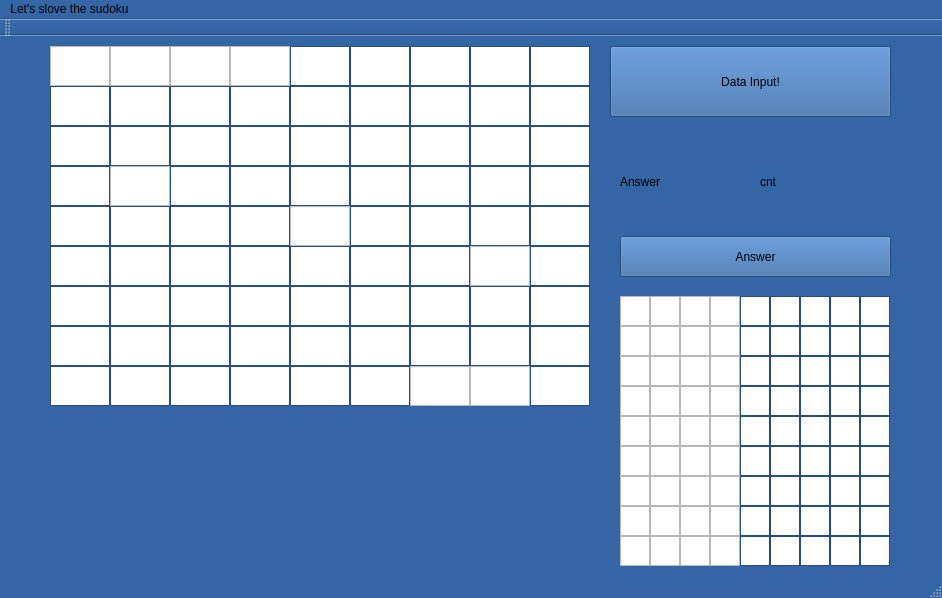
This is anothergui/gui/mainwindow.ui in fastz123/EmbededSW_Proj as Qt 5 draws it before an edit. The edited form follows.
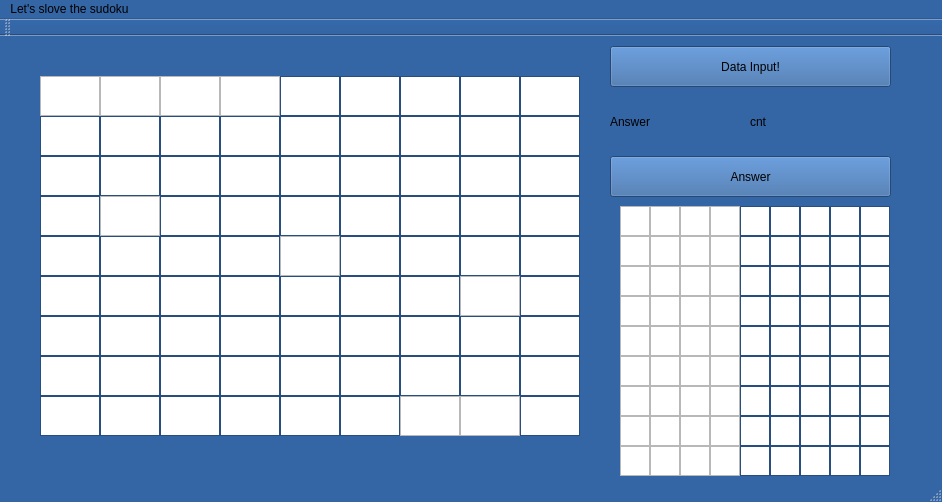
This is the edited form.

Commit message: add sudoku data on ui

Patch:
```diff
--- a/anothergui/gui/mainwindow.ui
+++ b/anothergui/gui/mainwindow.ui
@@ -7,7 +7,7 @@
     <x>0</x>
     <y>0</y>
     <width>942</width>
-    <height>598</height>
+    <height>502</height>
    </rect>
   </property>
   <property name="palette">
@@ -432,8 +432,8 @@
    <widget class="QTextEdit" name="textEdit_15">
     <property name="geometry">
      <rect>
-      <x>350</x>
-      <y>50</y>
+      <x>340</x>
+      <y>80</y>
       <width>60</width>
       <height>40</height>
      </rect>
@@ -442,8 +442,8 @@
    <widget class="QTextEdit" name="textEdit_72">
     <property name="geometry">
      <rect>
-      <x>530</x>
-      <y>290</y>
+      <x>520</x>
+      <y>320</y>
       <width>60</width>
       <height>40</height>
      </rect>
@@ -452,8 +452,8 @@
    <widget class="QTextEdit" name="textEdit_26">
     <property name="geometry">
      <rect>
-      <x>470</x>
-      <y>90</y>
+      <x>460</x>
+      <y>120</y>
       <width>60</width>
       <height>40</height>
      </rect>
@@ -463,7 +463,7 @@
     <property name="geometry">
      <rect>
       <x>860</x>
-      <y>350</y>
+      <y>260</y>
       <width>30</width>
       <height>30</height>
      </rect>
@@ -472,8 +472,8 @@
    <widget class="QTextEdit" name="textEdit_61">
     <property name="geometry">
      <rect>
-      <x>410</x>
-      <y>250</y>
+      <x>400</x>
+      <y>280</y>
       <width>60</width>
       <height>40</height>
      </rect>
@@ -483,7 +483,7 @@
     <property name="geometry">
      <rect>
       <x>740</x>
-      <y>410</y>
+      <y>320</y>
       <width>30</width>
       <height>30</height>
      </rect>
@@ -492,8 +492,8 @@
    <widget class="QTextEdit" name="textEdit_30">
     <property name="geometry">
      <rect>
-      <x>170</x>
-      <y>130</y>
+      <x>160</x>
+      <y>160</y>
       <width>60</width>
       <height>40</height>
      </rect>
@@ -503,7 +503,7 @@
     <property name="geometry">
      <rect>
       <x>830</x>
-      <y>440</y>
+      <y>350</y>
       <width>30</width>
       <height>30</height>
      </rect>
@@ -512,8 +512,8 @@
    <widget class="QTextEdit" name="textEdit_51">
     <property name="geometry">
      <rect>
-      <x>350</x>
-      <y>210</y>
+      <x>340</x>
+      <y>240</y>
       <width>60</width>
       <height>40</height>
      </rect>
@@ -523,7 +523,7 @@
     <property name="geometry">
      <rect>
       <x>710</x>
-      <y>410</y>
+      <y>320</y>
       <width>30</width>
       <height>30</height>
      </rect>
@@ -539,8 +539,8 @@
    <widget class="QTextEdit" name="textEdit_6">
     <property name="geometry">
      <rect>
-      <x>350</x>
-      <y>10</y>
+      <x>340</x>
+      <y>40</y>
       <width>60</width>
       <height>40</height>
      </rect>
@@ -550,7 +550,7 @@
     <property name="geometry">
      <rect>
       <x>860</x>
-      <y>380</y>
+      <y>290</y>
       <width>30</width>
       <height>30</height>
      </rect>
@@ -559,8 +559,8 @@
    <widget class="QTextEdit" name="textEdit_12">
     <property name="geometry">
      <rect>
-      <x>170</x>
-      <y>50</y>
+      <x>160</x>
+      <y>80</y>
       <width>60</width>
       <height>40</height>
      </rect>
@@ -570,7 +570,7 @@
     <property name="geometry">
      <rect>
       <x>680</x>
-      <y>260</y>
+      <y>170</y>
       <width>30</width>
       <height>30</height>
      </rect>
@@ -583,7 +583,7 @@
     <property name="geometry">
      <rect>
       <x>800</x>
-      <y>380</y>
+      <y>290</y>
       <width>30</width>
       <height>30</height>
      </rect>
@@ -592,8 +592,8 @@
    <widget class="QTextEdit" name="textEdit_54">
     <property name="geometry">
      <rect>
-      <x>530</x>
-      <y>210</y>
+      <x>520</x>
+      <y>240</y>
       <width>60</width>
       <height>40</height>
      </rect>
@@ -602,8 +602,8 @@
    <widget class="QTextEdit" name="textEdit_67">
     <property name="geometry">
      <rect>
-      <x>230</x>
-      <y>290</y>
+      <x>220</x>
+      <y>320</y>
       <width>60</width>
       <height>40</height>
      </rect>
@@ -613,7 +613,7 @@
     <property name="geometry">
      <rect>
       <x>770</x>
-      <y>260</y>
+      <y>170</y>
       <width>30</width>
       <height>30</height>
      </rect>
@@ -622,8 +622,8 @@
    <widget class="QTextEdit" name="textEdit_19">
     <property name="geometry">
      <rect>
-      <x>50</x>
-      <y>90</y>
+      <x>40</x>
+      <y>120</y>
       <width>60</width>
       <height>40</height>
      </rect>
@@ -632,9 +632,9 @@
    <widget class="QPushButton" name="pushButton">
     <property name="geometry">
      <rect>
-      <x>620</x>
-      <y>200</y>
-      <width>271</width>
+      <x>610</x>
+      <y>120</y>
+      <width>281</width>
       <height>41</height>
      </rect>
     </property>
@@ -646,7 +646,7 @@
     <property name="geometry">
      <rect>
       <x>740</x>
-      <y>500</y>
+      <y>410</y>
       <width>30</width>
       <height>30</height>
      </rect>
@@ -656,7 +656,7 @@
     <property name="geometry">
      <rect>
       <x>620</x>
-      <y>350</y>
+      <y>260</y>
       <width>30</width>
       <height>30</height>
      </rect>
@@ -669,7 +669,7 @@
     <property name="geometry">
      <rect>
       <x>740</x>
-      <y>470</y>
+      <y>380</y>
       <width>30</width>
       <height>30</height>
      </rect>
@@ -678,8 +678,8 @@
    <widget class="QTextEdit" name="textEdit_63">
     <property name="geometry">
      <rect>
-      <x>530</x>
-      <y>250</y>
+      <x>520</x>
+      <y>280</y>
       <width>60</width>
       <height>40</height>
      </rect>
@@ -688,8 +688,8 @@
    <widget class="QTextEdit" name="textEdit_65">
     <property name="geometry">
      <rect>
-      <x>110</x>
-      <y>290</y>
+      <x>100</x>
+      <y>320</y>
       <width>60</width>
       <height>40</height>
      </rect>
@@ -698,8 +698,8 @@
    <widget class="QTextEdit" name="textEdit_55">
     <property name="geometry">
      <rect>
-      <x>50</x>
-      <y>250</y>
+      <x>40</x>
+      <y>280</y>
       <width>60</width>
       <height>40</height>
      </rect>
@@ -708,8 +708,8 @@
    <widget class="QTextEdit" name="textEdit_11">
     <property name="geometry">
      <rect>
-      <x>110</x>
-      <y>50</y>
+      <x>100</x>
+      <y>80</y>
       <width>60</width>
       <height>40</height>
      </rect>
@@ -725,8 +725,8 @@
    <widget class="QTextEdit" name="textEdit_43">
     <property name="geometry">
      <rect>
-      <x>410</x>
-      <y>170</y>
+      <x>400</x>
+      <y>200</y>
       <width>60</width>
       <height>40</height>
      </rect>
@@ -735,8 +735,8 @@
    <widget class="QTextEdit" name="textEdit_2">
     <property name="geometry">
      <rect>
-      <x>110</x>
-      <y>10</y>
+      <x>100</x>
+      <y>40</y>
       <width>60</width>
       <height>40</height>
      </rect>
@@ -748,8 +748,8 @@
    <widget class="QLabel" name="Answerlabel">
     <property name="geometry">
      <rect>
-      <x>620</x>
-      <y>110</y>
+      <x>610</x>
+      <y>50</y>
       <width>141</width>
       <height>71</height>
      </rect>
@@ -761,8 +761,8 @@
    <widget class="QTextEdit" name="textEdit_47">
     <property name="geometry">
      <rect>
-      <x>110</x>
-      <y>210</y>
+      <x>100</x>
+      <y>240</y>
       <width>60</width>
       <height>40</height>
      </rect>
@@ -771,8 +771,8 @@
    <widget class="QTextEdit" name="textEdit_38">
     <property name="geometry">
      <rect>
-      <x>110</x>
-      <y>170</y>
+      <x>100</x>
+      <y>200</y>
       <width>60</width>
       <height>40</height>
      </rect>
@@ -782,7 +782,7 @@
     <property name="geometry">
      <rect>
       <x>800</x>
-      <y>500</y>
+      <y>410</y>
       <width>30</width>
       <height>30</height>
      </rect>
@@ -792,7 +792,7 @@
     <property name="geometry">
      <rect>
       <x>710</x>
-      <y>440</y>
+      <y>350</y>
       <width>30</width>
       <height>30</height>
      </rect>
@@ -809,7 +809,7 @@
     <property name="geometry">
      <rect>
       <x>650</x>
-      <y>320</y>
+      <y>230</y>
       <width>30</width>
       <height>30</height>
      </rect>
@@ -822,7 +822,7 @@
     <property name="geometry">
      <rect>
       <x>770</x>
-      <y>440</y>
+      <y>350</y>
       <width>30</width>
       <height>30</height>
      </rect>
@@ -831,8 +831,8 @@
    <widget class="QTextEdit" name="textEdit_13">
     <property name="geometry">
      <rect>
-      <x>230</x>
-      <y>50</y>
+      <x>220</x>
+      <y>80</y>
       <width>60</width>
       <height>40</height>
      </rect>
@@ -842,7 +842,7 @@
     <property name="geometry">
      <rect>
       <x>740</x>
-      <y>440</y>
+      <y>350</y>
       <width>30</width>
       <height>30</height>
      </rect>
@@ -851,8 +851,8 @@
    <widget class="QTextEdit" name="textEdit_34">
     <property name="geometry">
      <rect>
-      <x>410</x>
-      <y>130</y>
+      <x>400</x>
+      <y>160</y>
       <width>60</width>
       <height>40</height>
      </rect>
@@ -862,7 +862,7 @@
     <property name="geometry">
      <rect>
       <x>740</x>
-      <y>350</y>
+      <y>260</y>
       <width>30</width>
       <height>30</height>
      </rect>
@@ -872,7 +872,7 @@
     <property name="geometry">
      <rect>
       <x>860</x>
-      <y>500</y>
+      <y>410</y>
       <width>30</width>
       <height>30</height>
      </rect>
@@ -882,7 +882,7 @@
     <property name="geometry">
      <rect>
       <x>800</x>
-      <y>290</y>
+      <y>200</y>
       <width>30</width>
       <height>30</height>
      </rect>
@@ -891,8 +891,8 @@
    <widget class="QTextEdit" name="textEdit_79">
     <property name="geometry">
      <rect>
-      <x>410</x>
-      <y>330</y>
+      <x>400</x>
+      <y>360</y>
       <width>60</width>
       <height>40</height>
      </rect>
@@ -905,7 +905,7 @@
     <property name="geometry">
      <rect>
       <x>650</x>
-      <y>410</y>
+      <y>320</y>
       <width>30</width>
       <height>30</height>
      </rect>
@@ -917,8 +917,8 @@
    <widget class="QTextEdit" name="textEdit_59">
     <property name="geometry">
      <rect>
-      <x>290</x>
-      <y>250</y>
+      <x>280</x>
+      <y>280</y>
       <width>60</width>
       <height>40</height>
      </rect>
@@ -927,8 +927,8 @@
    <widget class="QTextEdit" name="textEdit_74">
     <property name="geometry">
      <rect>
-      <x>110</x>
-      <y>330</y>
+      <x>100</x>
+      <y>360</y>
       <width>60</width>
       <height>40</height>
      </rect>
@@ -938,7 +938,7 @@
     <property name="geometry">
      <rect>
       <x>740</x>
-      <y>290</y>
+      <y>200</y>
       <width>30</width>
       <height>30</height>
      </rect>
@@ -947,8 +947,8 @@
    <widget class="QTextEdit" name="textEdit_57">
     <property name="geometry">
      <rect>
-      <x>170</x>
-      <y>250</y>
+      <x>160</x>
+      <y>280</y>
       <width>60</width>
       <height>40</height>
      </rect>
@@ -958,7 +958,7 @@
     <property name="geometry">
      <rect>
       <x>650</x>
-      <y>380</y>
+      <y>290</y>
       <width>30</width>
       <height>30</height>
      </rect>
@@ -970,8 +970,8 @@
    <widget class="QTextEdit" name="textEdit_46">
     <property name="geometry">
      <rect>
-      <x>50</x>
-      <y>210</y>
+      <x>40</x>
+      <y>240</y>
       <width>60</width>
       <height>40</height>
      </rect>
@@ -981,7 +981,7 @@
     <property name="geometry">
      <rect>
       <x>620</x>
-      <y>320</y>
+      <y>230</y>
       <width>30</width>
       <height>30</height>
      </rect>
@@ -994,7 +994,7 @@
     <property name="geometry">
      <rect>
       <x>770</x>
-      <y>290</y>
+      <y>200</y>
       <width>30</width>
       <height>30</height>
      </rect>
@@ -1004,7 +1004,7 @@
     <property name="geometry">
      <rect>
       <x>830</x>
-      <y>350</y>
+      <y>260</y>
       <width>30</width>
       <height>30</height>
      </rect>
@@ -1013,8 +1013,8 @@
    <widget class="QTextEdit" name="textEdit_9">
     <property name="geometry">
      <rect>
-      <x>530</x>
-      <y>10</y>
+      <x>520</x>
+      <y>40</y>
       <width>60</width>
       <height>40</height>
      </rect>
@@ -1023,8 +1023,8 @@
    <widget class="QTextEdit" name="textEdit_66">
     <property name="geometry">
      <rect>
-      <x>170</x>
-      <y>290</y>
+      <x>160</x>
+      <y>320</y>
       <width>60</width>
       <height>40</height>
      </rect>
@@ -1034,7 +1034,7 @@
     <property name="geometry">
      <rect>
       <x>680</x>
-      <y>410</y>
+      <y>320</y>
       <width>30</width>
       <height>30</height>
      </rect>
@@ -1046,8 +1046,8 @@
    <widget class="QTextEdit" name="textEdit_44">
     <property name="geometry">
      <rect>
-      <x>470</x>
-      <y>170</y>
+      <x>460</x>
+      <y>200</y>
       <width>60</width>
       <height>40</height>
      </rect>
@@ -1057,7 +1057,7 @@
     <property name="geometry">
      <rect>
       <x>710</x>
-      <y>290</y>
+      <y>200</y>
       <width>30</width>
       <height>30</height>
      </rect>
@@ -1073,8 +1073,8 @@
    <widget class="QTextEdit" name="textEdit_31">
     <property name="geometry">
      <rect>
-      <x>230</x>
-      <y>130</y>
+      <x>220</x>
+      <y>160</y>
       <width>60</width>
       <height>40</height>
      </rect>
@@ -1084,7 +1084,7 @@
     <property name="geometry">
      <rect>
       <x>800</x>
-      <y>440</y>
+      <y>350</y>
       <width>30</width>
       <height>30</height>
      </rect>
@@ -1094,7 +1094,7 @@
     <property name="geometry">
      <rect>
       <x>680</x>
-      <y>320</y>
+      <y>230</y>
       <width>30</width>
       <height>30</height>
      </rect>
@@ -1107,7 +1107,7 @@
     <property name="geometry">
      <rect>
       <x>860</x>
-      <y>260</y>
+      <y>170</y>
       <width>30</width>
       <height>30</height>
      </rect>
@@ -1117,7 +1117,7 @@
     <property name="geometry">
      <rect>
       <x>830</x>
-      <y>290</y>
+      <y>200</y>
       <width>30</width>
       <height>30</height>
      </rect>
@@ -1127,7 +1127,7 @@
     <property name="geometry">
      <rect>
       <x>680</x>
-      <y>470</y>
+      <y>380</y>
       <width>30</width>
       <height>30</height>
      </rect>
@@ -1139,8 +1139,8 @@
    <widget class="QTextEdit" name="textEdit_4">
     <property name="geometry">
      <rect>
-      <x>230</x>
-      <y>10</y>
+      <x>220</x>
+      <y>40</y>
       <width>60</width>
       <height>40</height>
      </rect>
@@ -1157,7 +1157,7 @@
     <property name="geometry">
      <rect>
       <x>710</x>
-      <y>260</y>
+      <y>170</y>
       <width>30</width>
       <height>30</height>
      </rect>
@@ -1174,7 +1174,7 @@
     <property name="geometry">
      <rect>
       <x>620</x>
-      <y>500</y>
+      <y>410</y>
       <width>30</width>
       <height>30</height>
      </rect>
@@ -1186,8 +1186,8 @@
    <widget class="QTextEdit" name="textEdit_40">
     <property name="geometry">
      <rect>
-      <x>230</x>
-      <y>170</y>
+      <x>220</x>
+      <y>200</y>
       <width>60</width>
       <height>40</height>
      </rect>
@@ -1196,8 +1196,8 @@
    <widget class="QTextEdit" name="textEdit_20">
     <property name="geometry">
      <rect>
-      <x>110</x>
-      <y>90</y>
+      <x>100</x>
+      <y>120</y>
       <width>60</width>
       <height>40</height>
      </rect>
@@ -1207,7 +1207,7 @@
     <property name="geometry">
      <rect>
       <x>770</x>
-      <y>410</y>
+      <y>320</y>
       <width>30</width>
       <height>30</height>
      </rect>
@@ -1216,8 +1216,8 @@
    <widget class="QTextEdit" name="textEdit_45">
     <property name="geometry">
      <rect>
-      <x>530</x>
-      <y>170</y>
+      <x>520</x>
+      <y>200</y>
       <width>60</width>
       <height>40</height>
      </rect>
@@ -1226,8 +1226,8 @@
    <widget class="QTextEdit" name="textEdit_29">
     <property name="geometry">
      <rect>
-      <x>110</x>
-      <y>130</y>
+      <x>100</x>
+      <y>160</y>
       <width>60</width>
       <height>40</height>
      </rect>
@@ -1239,8 +1239,8 @@
    <widget class="QTextEdit" name="textEdit_14">
     <property name="geometry">
      <rect>
-      <x>290</x>
-      <y>50</y>
+      <x>280</x>
+      <y>80</y>
       <width>60</width>
       <height>40</height>
      </rect>
@@ -1250,7 +1250,7 @@
     <property name="geometry">
      <rect>
       <x>830</x>
-      <y>500</y>
+      <y>410</y>
       <width>30</width>
       <height>30</height>
      </rect>
@@ -1259,8 +1259,8 @@
    <widget class="QTextEdit" name="textEdit_73">
     <property name="geometry">
      <rect>
-      <x>50</x>
-      <y>330</y>
+      <x>40</x>
+      <y>360</y>
       <width>60</width>
       <height>40</height>
      </rect>
@@ -1270,7 +1270,7 @@
     <property name="geometry">
      <rect>
       <x>650</x>
-      <y>290</y>
+      <y>200</y>
       <width>30</width>
       <height>30</height>
      </rect>
@@ -1282,8 +1282,8 @@
    <widget class="QTextEdit" name="textEdit_39">
     <property name="geometry">
      <rect>
-      <x>170</x>
-      <y>170</y>
+      <x>160</x>
+      <y>200</y>
       <width>60</width>
       <height>40</height>
      </rect>
@@ -1292,8 +1292,8 @@
    <widget class="QTextEdit" name="textEdit_75">
     <property name="geometry">
      <rect>
-      <x>170</x>
-      <y>330</y>
+      <x>160</x>
+      <y>360</y>
       <width>60</width>
       <height>40</height>
      </rect>
@@ -1302,8 +1302,8 @@
    <widget class="QTextEdit" name="textEdit_8">
     <property name="geometry">
      <rect>
-      <x>470</x>
-      <y>10</y>
+      <x>460</x>
+      <y>40</y>
       <width>60</width>
       <height>40</height>
      </rect>
@@ -1312,8 +1312,8 @@
    <widget class="QTextEdit" name="textEdit_71">
     <property name="geometry">
      <rect>
-      <x>470</x>
-      <y>290</y>
+      <x>460</x>
+      <y>320</y>
       <width>60</width>
       <height>40</height>
      </rect>
@@ -1323,7 +1323,7 @@
     <property name="geometry">
      <rect>
       <x>620</x>
-      <y>440</y>
+      <y>350</y>
       <width>30</width>
       <height>30</height>
      </rect>
@@ -1335,8 +1335,8 @@
    <widget class="QTextEdit" name="textEdit_33">
     <property name="geometry">
      <rect>
-      <x>350</x>
-      <y>130</y>
+      <x>340</x>
+      <y>160</y>
       <width>60</width>
       <height>40</height>
      </rect>
@@ -1346,7 +1346,7 @@
     <property name="geometry">
      <rect>
       <x>830</x>
-      <y>470</y>
+      <y>380</y>
       <width>30</width>
       <height>30</height>
      </rect>
@@ -1356,7 +1356,7 @@
     <property name="geometry">
      <rect>
       <x>770</x>
-      <y>350</y>
+      <y>260</y>
       <width>30</width>
       <height>30</height>
      </rect>
@@ -1366,7 +1366,7 @@
     <property name="geometry">
      <rect>
       <x>680</x>
-      <y>500</y>
+      <y>410</y>
       <width>30</width>
       <height>30</height>
      </rect>
@@ -1379,7 +1379,7 @@
     <property name="geometry">
      <rect>
       <x>710</x>
-      <y>350</y>
+      <y>260</y>
       <width>30</width>
       <height>30</height>
      </rect>
@@ -1396,7 +1396,7 @@
     <property name="geometry">
      <rect>
       <x>620</x>
-      <y>260</y>
+      <y>170</y>
       <width>30</width>
       <height>30</height>
      </rect>
@@ -1409,7 +1409,7 @@
     <property name="geometry">
      <rect>
       <x>650</x>
-      <y>470</y>
+      <y>380</y>
       <width>30</width>
       <height>30</height>
      </rect>
@@ -1422,7 +1422,7 @@
     <property name="geometry">
      <rect>
       <x>710</x>
-      <y>320</y>
+      <y>230</y>
       <width>30</width>
       <height>30</height>
      </rect>
@@ -1438,8 +1438,8 @@
    <widget class="QTextEdit" name="textEdit_28">
     <property name="geometry">
      <rect>
-      <x>50</x>
-      <y>130</y>
+      <x>40</x>
+      <y>160</y>
       <width>60</width>
       <height>40</height>
      </rect>
@@ -1449,7 +1449,7 @@
     <property name="geometry">
      <rect>
       <x>800</x>
-      <y>320</y>
+      <y>230</y>
       <width>30</width>
       <height>30</height>
      </rect>
@@ -1459,7 +1459,7 @@
     <property name="geometry">
      <rect>
       <x>740</x>
-      <y>320</y>
+      <y>230</y>
       <width>30</width>
       <height>30</height>
      </rect>
@@ -1468,8 +1468,8 @@
    <widget class="QTextEdit" name="textEdit_60">
     <property name="geometry">
      <rect>
-      <x>350</x>
-      <y>250</y>
+      <x>340</x>
+      <y>280</y>
       <width>60</width>
       <height>40</height>
      </rect>
@@ -1479,7 +1479,7 @@
     <property name="geometry">
      <rect>
       <x>830</x>
-      <y>380</y>
+      <y>290</y>
       <width>30</width>
       <height>30</height>
      </rect>
@@ -1488,8 +1488,8 @@
    <widget class="QTextEdit" name="textEdit_41">
     <property name="geometry">
      <rect>
-      <x>290</x>
-      <y>170</y>
+      <x>280</x>
+      <y>200</y>
       <width>60</width>
       <height>40</height>
      </rect>
@@ -1502,7 +1502,7 @@
     <property name="geometry">
      <rect>
       <x>710</x>
-      <y>380</y>
+      <y>290</y>
       <width>30</width>
       <height>30</height>
      </rect>
@@ -1518,8 +1518,8 @@
    <widget class="QTextEdit" name="textEdit_62">
     <property name="geometry">
      <rect>
-      <x>470</x>
-      <y>250</y>
+      <x>460</x>
+      <y>280</y>
       <width>60</width>
       <height>40</height>
      </rect>
@@ -1528,8 +1528,8 @@
    <widget class="QTextEdit" name="textEdit_21">
     <property name="geometry">
      <rect>
-      <x>170</x>
-      <y>90</y>
+      <x>160</x>
+      <y>120</y>
       <width>60</width>
       <height>40</height>
      </rect>
@@ -1538,8 +1538,8 @@
    <widget class="QTextEdit" name="textEdit_53">
     <property name="geometry">
      <rect>
-      <x>470</x>
-      <y>210</y>
+      <x>460</x>
+      <y>240</y>
       <width>60</width>
       <height>40</height>
      </rect>
@@ -1551,8 +1551,8 @@
    <widget class="QTextEdit" name="textEdit_70">
     <property name="geometry">
      <rect>
-      <x>410</x>
-      <y>290</y>
+      <x>400</x>
+      <y>320</y>
       <width>60</width>
       <height>40</height>
      </rect>
@@ -1562,7 +1562,7 @@
     <property name="geometry">
      <rect>
       <x>710</x>
-      <y>500</y>
+      <y>410</y>
       <width>30</width>
       <height>30</height>
      </rect>
@@ -1578,8 +1578,8 @@
    <widget class="QTextEdit" name="textEdit_22">
     <property name="geometry">
      <rect>
-      <x>230</x>
-      <y>90</y>
+      <x>220</x>
+      <y>120</y>
       <width>60</width>
       <height>40</height>
      </rect>
@@ -1588,8 +1588,8 @@
    <widget class="QTextEdit" name="textEdit_36">
     <property name="geometry">
      <rect>
-      <x>530</x>
-      <y>130</y>
+      <x>520</x>
+      <y>160</y>
       <width>60</width>
       <height>40</height>
      </rect>
@@ -1599,7 +1599,7 @@
     <property name="geometry">
      <rect>
       <x>860</x>
-      <y>410</y>
+      <y>320</y>
       <width>30</width>
       <height>30</height>
      </rect>
@@ -1609,7 +1609,7 @@
     <property name="geometry">
      <rect>
       <x>650</x>
-      <y>440</y>
+      <y>350</y>
       <width>30</width>
       <height>30</height>
      </rect>
@@ -1621,8 +1621,8 @@
    <widget class="QTextEdit" name="textEdit_17">
     <property name="geometry">
      <rect>
-      <x>470</x>
-      <y>50</y>
+      <x>460</x>
+      <y>80</y>
       <width>60</width>
       <height>40</height>
      </rect>
@@ -1632,7 +1632,7 @@
     <property name="geometry">
      <rect>
       <x>650</x>
-      <y>260</y>
+      <y>170</y>
       <width>30</width>
       <height>30</height>
      </rect>
@@ -1645,7 +1645,7 @@
     <property name="geometry">
      <rect>
       <x>830</x>
-      <y>410</y>
+      <y>320</y>
       <width>30</width>
       <height>30</height>
      </rect>
@@ -1654,8 +1654,8 @@
    <widget class="QTextEdit" name="textEdit_10">
     <property name="geometry">
      <rect>
-      <x>50</x>
-      <y>50</y>
+      <x>40</x>
+      <y>80</y>
       <width>60</width>
       <height>40</height>
      </rect>
@@ -1665,7 +1665,7 @@
     <property name="geometry">
      <rect>
       <x>620</x>
-      <y>470</y>
+      <y>380</y>
       <width>30</width>
       <height>30</height>
      </rect>
@@ -1677,8 +1677,8 @@
    <widget class="QTextEdit" name="textEdit_7">
     <property name="geometry">
      <rect>
-      <x>410</x>
-      <y>10</y>
+      <x>400</x>
+      <y>40</y>
       <width>60</width>
       <height>40</height>
      </rect>
@@ -1688,7 +1688,7 @@
     <property name="geometry">
      <rect>
       <x>860</x>
-      <y>320</y>
+      <y>230</y>
       <width>30</width>
       <height>30</height>
      </rect>
@@ -1698,7 +1698,7 @@
     <property name="geometry">
      <rect>
       <x>680</x>
-      <y>380</y>
+      <y>290</y>
       <width>30</width>
       <height>30</height>
      </rect>
@@ -1711,7 +1711,7 @@
     <property name="geometry">
      <rect>
       <x>650</x>
-      <y>350</y>
+      <y>260</y>
       <width>30</width>
       <height>30</height>
      </rect>
@@ -1723,8 +1723,8 @@
    <widget class="QTextEdit" name="textEdit_48">
     <property name="geometry">
      <rect>
-      <x>170</x>
-      <y>210</y>
+      <x>160</x>
+      <y>240</y>
       <width>60</width>
       <height>40</height>
      </rect>
@@ -1734,7 +1734,7 @@
     <property name="geometry">
      <rect>
       <x>680</x>
-      <y>440</y>
+      <y>350</y>
       <width>30</width>
       <height>30</height>
      </rect>
@@ -1746,8 +1746,8 @@
    <widget class="QTextEdit" name="textEdit_5">
     <property name="geometry">
      <rect>
-      <x>290</x>
-      <y>10</y>
+      <x>280</x>
+      <y>40</y>
       <width>60</width>
       <height>40</height>
      </rect>
@@ -1756,8 +1756,8 @@
    <widget class="QTextEdit" name="textEdit_16">
     <property name="geometry">
      <rect>
-      <x>410</x>
-      <y>50</y>
+      <x>400</x>
+      <y>80</y>
       <width>60</width>
       <height>40</height>
      </rect>
@@ -1767,7 +1767,7 @@
     <property name="geometry">
      <rect>
       <x>740</x>
-      <y>380</y>
+      <y>290</y>
       <width>30</width>
       <height>30</height>
      </rect>
@@ -1777,7 +1777,7 @@
     <property name="geometry">
      <rect>
       <x>830</x>
-      <y>320</y>
+      <y>230</y>
       <width>30</width>
       <height>30</height>
      </rect>
@@ -1787,7 +1787,7 @@
     <property name="geometry">
      <rect>
       <x>860</x>
-      <y>440</y>
+      <y>350</y>
       <width>30</width>
       <height>30</height>
      </rect>
@@ -1796,8 +1796,8 @@
    <widget class="QTextEdit" name="textEdit_42">
     <property name="geometry">
      <rect>
-      <x>350</x>
-      <y>170</y>
+      <x>340</x>
+      <y>200</y>
       <width>60</width>
       <height>40</height>
      </rect>
@@ -1807,7 +1807,7 @@
     <property name="geometry">
      <rect>
       <x>770</x>
-      <y>320</y>
+      <y>230</y>
       <width>30</width>
       <height>30</height>
      </rect>
@@ -1816,8 +1816,8 @@
    <widget class="QTextEdit" name="textEdit_52">
     <property name="geometry">
      <rect>
-      <x>410</x>
-      <y>210</y>
+      <x>400</x>
+      <y>240</y>
       <width>60</width>
       <height>40</height>
      </rect>
@@ -1826,8 +1826,8 @@
    <widget class="QTextEdit" name="textEdit_35">
     <property name="geometry">
      <rect>
-      <x>470</x>
-      <y>130</y>
+      <x>460</x>
+      <y>160</y>
       <width>60</width>
       <height>40</height>
      </rect>
@@ -1836,8 +1836,8 @@
    <widget class="QTextEdit" name="textEdit_50">
     <property name="geometry">
      <rect>
-      <x>290</x>
-      <y>210</y>
+      <x>280</x>
+      <y>240</y>
       <width>60</width>
       <height>40</height>
      </rect>
@@ -1846,8 +1846,8 @@
    <widget class="QTextEdit" name="textEdit_3">
     <property name="geometry">
      <rect>
-      <x>170</x>
-      <y>10</y>
+      <x>160</x>
+      <y>40</y>
       <width>60</width>
       <height>40</height>
      </rect>
@@ -1860,7 +1860,7 @@
     <property name="geometry">
      <rect>
       <x>770</x>
-      <y>380</y>
+      <y>290</y>
       <width>30</width>
       <height>30</height>
      </rect>
@@ -1869,8 +1869,8 @@
    <widget class="QTextEdit" name="textEdit_80">
     <property name="geometry">
      <rect>
-      <x>470</x>
-      <y>330</y>
+      <x>460</x>
+      <y>360</y>
       <width>60</width>
       <height>40</height>
      </rect>
@@ -1885,8 +1885,8 @@
    <widget class="QTextEdit" name="textEdit_23">
     <property name="geometry">
      <rect>
-      <x>290</x>
-      <y>90</y>
+      <x>280</x>
+      <y>120</y>
       <width>60</width>
       <height>40</height>
      </rect>
@@ -1895,8 +1895,8 @@
    <widget class="QTextEdit" name="textEdit_25">
     <property name="geometry">
      <rect>
-      <x>410</x>
-      <y>90</y>
+      <x>400</x>
+      <y>120</y>
       <width>60</width>
       <height>40</height>
      </rect>
@@ -1906,7 +1906,7 @@
     <property name="geometry">
      <rect>
       <x>740</x>
-      <y>260</y>
+      <y>170</y>
       <width>30</width>
       <height>30</height>
      </rect>
@@ -1916,7 +1916,7 @@
     <property name="geometry">
      <rect>
       <x>800</x>
-      <y>470</y>
+      <y>380</y>
       <width>30</width>
       <height>30</height>
      </rect>
@@ -1926,7 +1926,7 @@
     <property name="geometry">
      <rect>
       <x>800</x>
-      <y>350</y>
+      <y>260</y>
       <width>30</width>
       <height>30</height>
      </rect>
@@ -1935,8 +1935,8 @@
    <widget class="QTextEdit" name="textEdit_49">
     <property name="geometry">
      <rect>
-      <x>230</x>
-      <y>210</y>
+      <x>220</x>
+      <y>240</y>
       <width>60</width>
       <height>40</height>
      </rect>
@@ -1945,8 +1945,8 @@
    <widget class="QTextEdit" name="textEdit_68">
     <property name="geometry">
      <rect>
-      <x>290</x>
-      <y>290</y>
+      <x>280</x>
+      <y>320</y>
       <width>60</width>
       <height>40</height>
      </rect>
@@ -1956,7 +1956,7 @@
     <property name="geometry">
      <rect>
       <x>800</x>
-      <y>410</y>
+      <y>320</y>
       <width>30</width>
       <height>30</height>
      </rect>
@@ -1965,8 +1965,8 @@
    <widget class="QTextEdit" name="textEdit_24">
     <property name="geometry">
      <rect>
-      <x>350</x>
-      <y>90</y>
+      <x>340</x>
+      <y>120</y>
       <width>60</width>
       <height>40</height>
      </rect>
@@ -1976,7 +1976,7 @@
     <property name="geometry">
      <rect>
       <x>680</x>
-      <y>290</y>
+      <y>200</y>
       <width>30</width>
       <height>30</height>
      </rect>
@@ -1988,8 +1988,8 @@
    <widget class="QTextEdit" name="textEdit_64">
     <property name="geometry">
      <rect>
-      <x>50</x>
-      <y>290</y>
+      <x>40</x>
+      <y>320</y>
       <width>60</width>
       <height>40</height>
      </rect>
@@ -1998,8 +1998,8 @@
    <widget class="QTextEdit" name="textEdit_32">
     <property name="geometry">
      <rect>
-      <x>290</x>
-      <y>130</y>
+      <x>280</x>
+      <y>160</y>
       <width>60</width>
       <height>40</height>
      </rect>
@@ -2009,7 +2009,7 @@
     <property name="geometry">
      <rect>
       <x>800</x>
-      <y>260</y>
+      <y>170</y>
       <width>30</width>
       <height>30</height>
      </rect>
@@ -2018,8 +2018,8 @@
    <widget class="QTextEdit" name="textEdit_81">
     <property name="geometry">
      <rect>
-      <x>530</x>
-      <y>330</y>
+      <x>520</x>
+      <y>360</y>
       <width>60</width>
       <height>40</height>
      </rect>
@@ -2029,7 +2029,7 @@
     <property name="geometry">
      <rect>
       <x>830</x>
-      <y>260</y>
+      <y>170</y>
       <width>30</width>
       <height>30</height>
      </rect>
@@ -2038,8 +2038,8 @@
    <widget class="QTextEdit" name="textEdit_56">
     <property name="geometry">
      <rect>
-      <x>110</x>
-      <y>250</y>
+      <x>100</x>
+      <y>280</y>
       <width>60</width>
       <height>40</height>
      </rect>
@@ -2049,7 +2049,7 @@
     <property name="geometry">
      <rect>
       <x>620</x>
-      <y>380</y>
+      <y>290</y>
       <width>30</width>
       <height>30</height>
      </rect>
@@ -2061,8 +2061,8 @@
    <widget class="QTextEdit" name="textEdit_37">
     <property name="geometry">
      <rect>
-      <x>50</x>
-      <y>170</y>
+      <x>40</x>
+      <y>200</y>
       <width>60</width>
       <height>40</height>
      </rect>
@@ -2072,7 +2072,7 @@
     <property name="geometry">
      <rect>
       <x>770</x>
-      <y>470</y>
+      <y>380</y>
       <width>30</width>
       <height>30</height>
      </rect>
@@ -2082,7 +2082,7 @@
     <property name="geometry">
      <rect>
       <x>620</x>
-      <y>290</y>
+      <y>200</y>
       <width>30</width>
       <height>30</height>
      </rect>
@@ -2094,8 +2094,8 @@
    <widget class="QTextEdit" name="textEdit_69">
     <property name="geometry">
      <rect>
-      <x>350</x>
-      <y>290</y>
+      <x>340</x>
+      <y>320</y>
       <width>60</width>
       <height>40</height>
      </rect>
@@ -2104,8 +2104,8 @@
    <widget class="QTextEdit" name="textEdit_27">
     <property name="geometry">
      <rect>
-      <x>530</x>
-      <y>90</y>
+      <x>520</x>
+      <y>120</y>
       <width>60</width>
       <height>40</height>
      </rect>
@@ -2114,8 +2114,8 @@
    <widget class="QTextEdit" name="textEdit_18">
     <property name="geometry">
      <rect>
-      <x>530</x>
-      <y>50</y>
+      <x>520</x>
+      <y>80</y>
       <width>60</width>
       <height>40</height>
      </rect>
@@ -2124,8 +2124,8 @@
    <widget class="QTextEdit" name="textEdit_1">
     <property name="geometry">
      <rect>
-      <x>50</x>
-      <y>10</y>
+      <x>40</x>
+      <y>40</y>
       <width>60</width>
       <height>40</height>
      </rect>
@@ -2138,7 +2138,7 @@
     <property name="geometry">
      <rect>
       <x>770</x>
-      <y>500</y>
+      <y>410</y>
       <width>30</width>
       <height>30</height>
      </rect>
@@ -2148,7 +2148,7 @@
     <property name="geometry">
      <rect>
       <x>860</x>
-      <y>470</y>
+      <y>380</y>
       <width>30</width>
       <height>30</height>
      </rect>
@@ -2157,8 +2157,8 @@
    <widget class="QTextEdit" name="textEdit_77">
     <property name="geometry">
      <rect>
-      <x>290</x>
-      <y>330</y>
+      <x>280</x>
+      <y>360</y>
       <width>60</width>
       <height>40</height>
      </rect>
@@ -2168,7 +2168,7 @@
     <property name="geometry">
      <rect>
       <x>650</x>
-      <y>500</y>
+      <y>410</y>
       <width>30</width>
       <height>30</height>
      </rect>
@@ -2181,7 +2181,7 @@
     <property name="geometry">
      <rect>
       <x>680</x>
-      <y>350</y>
+      <y>260</y>
       <width>30</width>
       <height>30</height>
      </rect>
@@ -2194,7 +2194,7 @@
     <property name="geometry">
      <rect>
       <x>710</x>
-      <y>470</y>
+      <y>380</y>
       <width>30</width>
       <height>30</height>
      </rect>
@@ -2211,7 +2211,7 @@
     <property name="geometry">
      <rect>
       <x>620</x>
-      <y>410</y>
+      <y>320</y>
       <width>30</width>
       <height>30</height>
      </rect>
@@ -2224,7 +2224,7 @@
     <property name="geometry">
      <rect>
       <x>860</x>
-      <y>290</y>
+      <y>200</y>
       <width>30</width>
       <height>30</height>
      </rect>
@@ -2233,8 +2233,8 @@
    <widget class="QTextEdit" name="textEdit_78">
     <property name="geometry">
      <rect>
-      <x>350</x>
-      <y>330</y>
+      <x>340</x>
+      <y>360</y>
       <width>60</width>
       <height>40</height>
      </rect>
@@ -2243,8 +2243,8 @@
    <widget class="QTextEdit" name="textEdit_76">
     <property name="geometry">
      <rect>
-      <x>230</x>
-      <y>330</y>
+      <x>220</x>
+      <y>360</y>
       <width>60</width>
       <height>40</height>
      </rect>
@@ -2253,8 +2253,8 @@
    <widget class="QTextEdit" name="textEdit_58">
     <property name="geometry">
      <rect>
-      <x>230</x>
-      <y>250</y>
+      <x>220</x>
+      <y>280</y>
       <width>60</width>
       <height>40</height>
      </rect>
@@ -2266,7 +2266,7 @@
       <x>610</x>
       <y>10</y>
       <width>281</width>
-      <height>71</height>
+      <height>41</height>
      </rect>
     </property>
     <property name="text">
@@ -2276,8 +2276,8 @@
    <widget class="QLabel" name="Answerlabel_2">
     <property name="geometry">
      <rect>
-      <x>760</x>
-      <y>110</y>
+      <x>750</x>
+      <y>50</y>
       <width>141</width>
       <height>71</height>
      </rect>
```
